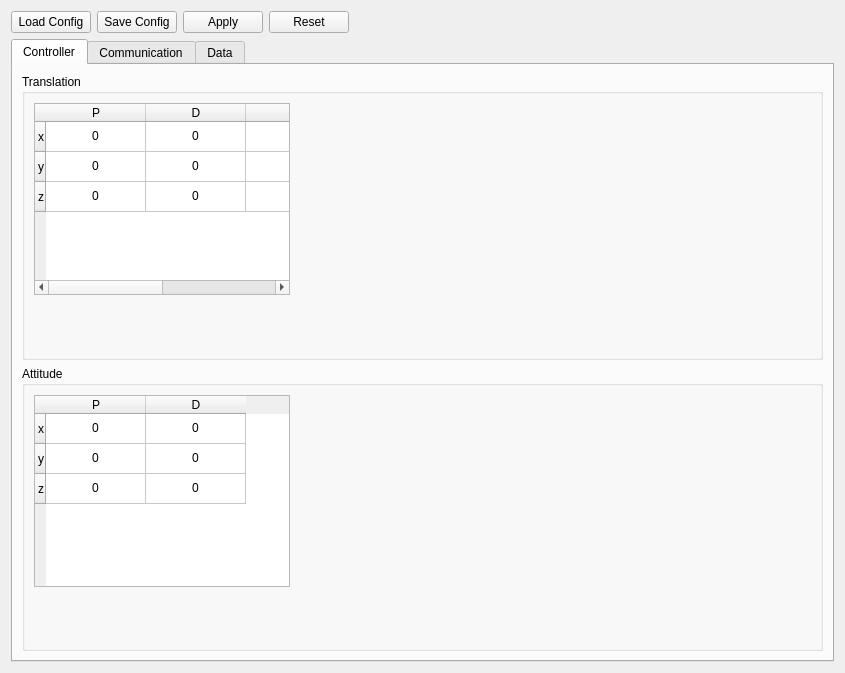
Above: Leash/src/Leash.ui from ryan0270/quadrover before the change. Below: the same form after it.
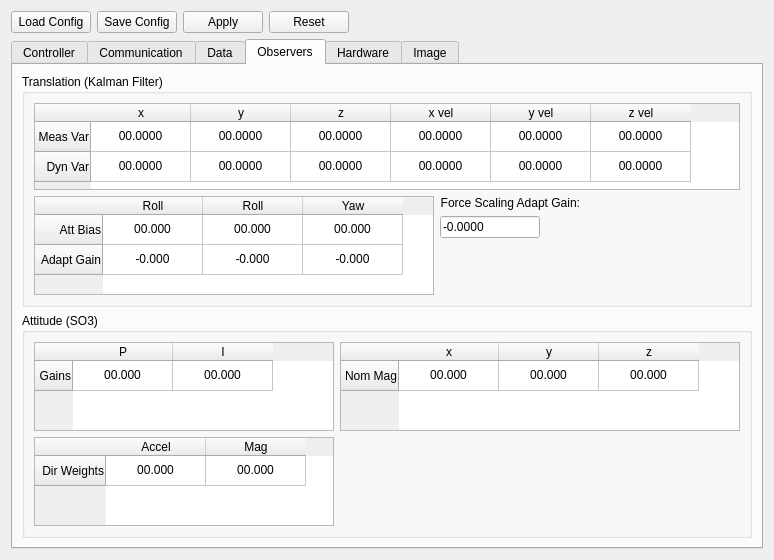
That is the form after the change. The open tabs and pages were chosen to show the change.

Commit message: Bunch of GUI updates. Stills needs work to send all the parameters to the phone

```diff
--- a/Leash/src/Leash.ui
+++ b/Leash/src/Leash.ui
@@ -6,14 +6,14 @@
    <rect>
     <x>0</x>
     <y>0</y>
-    <width>845</width>
-    <height>673</height>
+    <width>774</width>
+    <height>560</height>
    </rect>
   </property>
   <property name="windowTitle">
    <string>Form</string>
   </property>
-  <layout class="QGridLayout" name="gridLayout">
+  <layout class="QGridLayout" name="gridLayout_22">
    <item row="0" column="0">
     <widget class="QPushButton" name="btnLoadConfig">
      <property name="text">
@@ -21,6 +21,27 @@
      </property>
     </widget>
    </item>
+   <item row="0" column="1">
+    <widget class="QPushButton" name="btnSaveConfig">
+     <property name="text">
+      <string>Save Config</string>
+     </property>
+    </widget>
+   </item>
+   <item row="0" column="2">
+    <widget class="QPushButton" name="btnApply">
+     <property name="text">
+      <string>Apply</string>
+     </property>
+    </widget>
+   </item>
+   <item row="0" column="3">
+    <widget class="QPushButton" name="btnResetConfig">
+     <property name="text">
+      <string>Reset</string>
+     </property>
+    </widget>
+   </item>
    <item row="0" column="4">
     <spacer name="horizontalSpacer_5">
      <property name="orientation">
@@ -34,17 +55,10 @@
      </property>
     </spacer>
    </item>
-   <item row="0" column="1">
-    <widget class="QPushButton" name="btnSaveConfig">
-     <property name="text">
-      <string>Save Config</string>
-     </property>
-    </widget>
-   </item>
    <item row="1" column="0" colspan="5">
     <widget class="QTabWidget" name="tabWidget_2">
      <property name="currentIndex">
-      <number>0</number>
+      <number>5</number>
      </property>
      <widget class="QWidget" name="tab_4">
       <attribute name="title">
@@ -1369,20 +1383,772 @@
        </item>
       </layout>
      </widget>
-    </widget>
-   </item>
-   <item row="0" column="3">
-    <widget class="QPushButton" name="btnResetConfig">
-     <property name="text">
-      <string>Reset</string>
-     </property>
-    </widget>
-   </item>
-   <item row="0" column="2">
-    <widget class="QPushButton" name="btnApply">
-     <property name="text">
-      <string>Apply</string>
-     </property>
+     <widget class="QWidget" name="tab">
+      <attribute name="title">
+       <string>Observers</string>
+      </attribute>
+      <layout class="QGridLayout" name="gridLayout_10">
+       <item row="0" column="0">
+        <widget class="QGroupBox" name="groupBox">
+         <property name="title">
+          <string>Translation (Kalman Filter)</string>
+         </property>
+         <layout class="QGridLayout" name="gridLayout">
+          <item row="3" column="2">
+           <spacer name="horizontalSpacer_6">
+            <property name="orientation">
+             <enum>Qt::Horizontal</enum>
+            </property>
+            <property name="sizeHint" stdset="0">
+             <size>
+              <width>170</width>
+              <height>20</height>
+             </size>
+            </property>
+           </spacer>
+          </item>
+          <item row="0" column="3">
+           <spacer name="horizontalSpacer_7">
+            <property name="orientation">
+             <enum>Qt::Horizontal</enum>
+            </property>
+            <property name="sizeHint" stdset="0">
+             <size>
+              <width>3</width>
+              <height>20</height>
+             </size>
+            </property>
+           </spacer>
+          </item>
+          <item row="2" column="1">
+           <layout class="QGridLayout" name="gridLayout_11">
+            <item row="0" column="0">
+             <widget class="QLabel" name="label">
+              <property name="text">
+               <string>Force Scaling Adapt Gain:</string>
+              </property>
+              <property name="alignment">
+               <set>Qt::AlignRight|Qt::AlignTrailing|Qt::AlignVCenter</set>
+              </property>
+             </widget>
+            </item>
+            <item row="1" column="0">
+             <widget class="QLineEdit" name="txtKalmanForceGainAdaptGain">
+              <property name="maximumSize">
+               <size>
+                <width>100</width>
+                <height>16777215</height>
+               </size>
+              </property>
+              <property name="text">
+               <string>-0.0000</string>
+              </property>
+             </widget>
+            </item>
+           </layout>
+          </item>
+          <item row="2" column="0" rowspan="2">
+           <widget class="QTableWidget" name="tblKalmanAttBias">
+            <property name="minimumSize">
+             <size>
+              <width>400</width>
+              <height>87</height>
+             </size>
+            </property>
+            <row>
+             <property name="text">
+              <string>Att Bias</string>
+             </property>
+             <property name="textAlignment">
+              <set>AlignRight|AlignVCenter</set>
+             </property>
+            </row>
+            <row>
+             <property name="text">
+              <string>Adapt Gain</string>
+             </property>
+             <property name="textAlignment">
+              <set>AlignRight|AlignVCenter</set>
+             </property>
+            </row>
+            <column>
+             <property name="text">
+              <string>Roll</string>
+             </property>
+             <property name="textAlignment">
+              <set>AlignHCenter|AlignVCenter|AlignCenter</set>
+             </property>
+            </column>
+            <column>
+             <property name="text">
+              <string>Roll</string>
+             </property>
+             <property name="textAlignment">
+              <set>AlignHCenter|AlignVCenter|AlignCenter</set>
+             </property>
+            </column>
+            <column>
+             <property name="text">
+              <string>Yaw</string>
+             </property>
+             <property name="textAlignment">
+              <set>AlignHCenter|AlignVCenter|AlignCenter</set>
+             </property>
+            </column>
+            <item row="0" column="0">
+             <property name="text">
+              <string>00.000</string>
+             </property>
+             <property name="textAlignment">
+              <set>AlignHCenter|AlignVCenter|AlignCenter</set>
+             </property>
+            </item>
+            <item row="0" column="1">
+             <property name="text">
+              <string>00.000</string>
+             </property>
+             <property name="textAlignment">
+              <set>AlignHCenter|AlignVCenter|AlignCenter</set>
+             </property>
+            </item>
+            <item row="0" column="2">
+             <property name="text">
+              <string>00.000</string>
+             </property>
+             <property name="textAlignment">
+              <set>AlignHCenter|AlignVCenter|AlignCenter</set>
+             </property>
+            </item>
+            <item row="1" column="0">
+             <property name="text">
+              <string>-0.000</string>
+             </property>
+             <property name="textAlignment">
+              <set>AlignHCenter|AlignVCenter|AlignCenter</set>
+             </property>
+            </item>
+            <item row="1" column="1">
+             <property name="text">
+              <string>-0.000</string>
+             </property>
+             <property name="textAlignment">
+              <set>AlignHCenter|AlignVCenter|AlignCenter</set>
+             </property>
+            </item>
+            <item row="1" column="2">
+             <property name="text">
+              <string>-0.000</string>
+             </property>
+             <property name="textAlignment">
+              <set>AlignHCenter|AlignVCenter|AlignCenter</set>
+             </property>
+            </item>
+           </widget>
+          </item>
+          <item row="4" column="0">
+           <spacer name="verticalSpacer_7">
+            <property name="orientation">
+             <enum>Qt::Vertical</enum>
+            </property>
+            <property name="sizeHint" stdset="0">
+             <size>
+              <width>20</width>
+              <height>13</height>
+             </size>
+            </property>
+           </spacer>
+          </item>
+          <item row="0" column="0" rowspan="2" colspan="3">
+           <widget class="QTableWidget" name="tblKalmanVar">
+            <property name="minimumSize">
+             <size>
+              <width>700</width>
+              <height>87</height>
+             </size>
+            </property>
+            <row>
+             <property name="text">
+              <string>Meas Var</string>
+             </property>
+             <property name="textAlignment">
+              <set>AlignRight|AlignVCenter</set>
+             </property>
+            </row>
+            <row>
+             <property name="text">
+              <string>Dyn Var</string>
+             </property>
+             <property name="textAlignment">
+              <set>AlignRight|AlignVCenter</set>
+             </property>
+            </row>
+            <column>
+             <property name="text">
+              <string>x</string>
+             </property>
+             <property name="textAlignment">
+              <set>AlignHCenter|AlignVCenter|AlignCenter</set>
+             </property>
+            </column>
+            <column>
+             <property name="text">
+              <string>y</string>
+             </property>
+             <property name="textAlignment">
+              <set>AlignHCenter|AlignVCenter|AlignCenter</set>
+             </property>
+            </column>
+            <column>
+             <property name="text">
+              <string>z</string>
+             </property>
+             <property name="textAlignment">
+              <set>AlignHCenter|AlignVCenter|AlignCenter</set>
+             </property>
+            </column>
+            <column>
+             <property name="text">
+              <string>x vel</string>
+             </property>
+             <property name="textAlignment">
+              <set>AlignHCenter|AlignVCenter|AlignCenter</set>
+             </property>
+            </column>
+            <column>
+             <property name="text">
+              <string>y vel</string>
+             </property>
+             <property name="textAlignment">
+              <set>AlignHCenter|AlignVCenter|AlignCenter</set>
+             </property>
+            </column>
+            <column>
+             <property name="text">
+              <string>z vel</string>
+             </property>
+             <property name="textAlignment">
+              <set>AlignHCenter|AlignVCenter|AlignCenter</set>
+             </property>
+            </column>
+            <item row="0" column="0">
+             <property name="text">
+              <string>00.0000</string>
+             </property>
+             <property name="textAlignment">
+              <set>AlignHCenter|AlignVCenter|AlignCenter</set>
+             </property>
+            </item>
+            <item row="0" column="1">
+             <property name="text">
+              <string>00.0000</string>
+             </property>
+             <property name="textAlignment">
+              <set>AlignHCenter|AlignVCenter|AlignCenter</set>
+             </property>
+            </item>
+            <item row="0" column="2">
+             <property name="text">
+              <string>00.0000</string>
+             </property>
+             <property name="textAlignment">
+              <set>AlignHCenter|AlignVCenter|AlignCenter</set>
+             </property>
+            </item>
+            <item row="0" column="3">
+             <property name="text">
+              <string>00.0000</string>
+             </property>
+             <property name="textAlignment">
+              <set>AlignHCenter|AlignVCenter|AlignCenter</set>
+             </property>
+            </item>
+            <item row="0" column="4">
+             <property name="text">
+              <string>00.0000</string>
+             </property>
+             <property name="textAlignment">
+              <set>AlignHCenter|AlignVCenter|AlignCenter</set>
+             </property>
+            </item>
+            <item row="0" column="5">
+             <property name="text">
+              <string>00.0000</string>
+             </property>
+             <property name="textAlignment">
+              <set>AlignHCenter|AlignVCenter|AlignCenter</set>
+             </property>
+            </item>
+            <item row="1" column="0">
+             <property name="text">
+              <string>00.0000</string>
+             </property>
+             <property name="textAlignment">
+              <set>AlignHCenter|AlignVCenter|AlignCenter</set>
+             </property>
+            </item>
+            <item row="1" column="1">
+             <property name="text">
+              <string>00.0000</string>
+             </property>
+             <property name="textAlignment">
+              <set>AlignHCenter|AlignVCenter|AlignCenter</set>
+             </property>
+            </item>
+            <item row="1" column="2">
+             <property name="text">
+              <string>00.0000</string>
+             </property>
+             <property name="textAlignment">
+              <set>AlignHCenter|AlignVCenter|AlignCenter</set>
+             </property>
+            </item>
+            <item row="1" column="3">
+             <property name="text">
+              <string>00.0000</string>
+             </property>
+             <property name="textAlignment">
+              <set>AlignHCenter|AlignVCenter|AlignCenter</set>
+             </property>
+            </item>
+            <item row="1" column="4">
+             <property name="text">
+              <string>00.0000</string>
+             </property>
+             <property name="textAlignment">
+              <set>AlignHCenter|AlignVCenter|AlignCenter</set>
+             </property>
+            </item>
+            <item row="1" column="5">
+             <property name="text">
+              <string>00.0000</string>
+             </property>
+             <property name="textAlignment">
+              <set>AlignHCenter|AlignVCenter|AlignCenter</set>
+             </property>
+            </item>
+           </widget>
+          </item>
+          <item row="3" column="1">
+           <spacer name="verticalSpacer_8">
+            <property name="orientation">
+             <enum>Qt::Vertical</enum>
+            </property>
+            <property name="sizeHint" stdset="0">
+             <size>
+              <width>20</width>
+              <height>36</height>
+             </size>
+            </property>
+           </spacer>
+          </item>
+         </layout>
+        </widget>
+       </item>
+       <item row="1" column="0">
+        <widget class="QGroupBox" name="groupBox_2">
+         <property name="title">
+          <string>Attitude (SO3)</string>
+         </property>
+         <layout class="QGridLayout" name="gridLayout_8">
+          <item row="1" column="0">
+           <widget class="QTableWidget" name="tblAttObsvDirWeights">
+            <row>
+             <property name="text">
+              <string>Dir Weights</string>
+             </property>
+             <property name="textAlignment">
+              <set>AlignRight|AlignVCenter</set>
+             </property>
+            </row>
+            <column>
+             <property name="text">
+              <string>Accel</string>
+             </property>
+             <property name="textAlignment">
+              <set>AlignHCenter|AlignVCenter|AlignCenter</set>
+             </property>
+            </column>
+            <column>
+             <property name="text">
+              <string>Mag</string>
+             </property>
+             <property name="textAlignment">
+              <set>AlignHCenter|AlignVCenter|AlignCenter</set>
+             </property>
+            </column>
+            <item row="0" column="0">
+             <property name="text">
+              <string>00.000</string>
+             </property>
+             <property name="textAlignment">
+              <set>AlignHCenter|AlignVCenter|AlignCenter</set>
+             </property>
+            </item>
+            <item row="0" column="1">
+             <property name="text">
+              <string>00.000</string>
+             </property>
+             <property name="textAlignment">
+              <set>AlignHCenter|AlignVCenter|AlignCenter</set>
+             </property>
+            </item>
+           </widget>
+          </item>
+          <item row="0" column="1" colspan="2">
+           <widget class="QTableWidget" name="tblAttObsvNomMag">
+            <property name="minimumSize">
+             <size>
+              <width>400</width>
+              <height>0</height>
+             </size>
+            </property>
+            <row>
+             <property name="text">
+              <string>Nom Mag</string>
+             </property>
+             <property name="textAlignment">
+              <set>AlignRight|AlignVCenter</set>
+             </property>
+            </row>
+            <column>
+             <property name="text">
+              <string>x</string>
+             </property>
+             <property name="textAlignment">
+              <set>AlignHCenter|AlignVCenter|AlignCenter</set>
+             </property>
+            </column>
+            <column>
+             <property name="text">
+              <string>y</string>
+             </property>
+             <property name="textAlignment">
+              <set>AlignHCenter|AlignVCenter|AlignCenter</set>
+             </property>
+            </column>
+            <column>
+             <property name="text">
+              <string>z</string>
+             </property>
+             <property name="textAlignment">
+              <set>AlignHCenter|AlignVCenter|AlignCenter</set>
+             </property>
+            </column>
+            <item row="0" column="0">
+             <property name="text">
+              <string>00.000</string>
+             </property>
+             <property name="textAlignment">
+              <set>AlignHCenter|AlignVCenter|AlignCenter</set>
+             </property>
+            </item>
+            <item row="0" column="1">
+             <property name="text">
+              <string>00.000</string>
+             </property>
+             <property name="textAlignment">
+              <set>AlignHCenter|AlignVCenter|AlignCenter</set>
+             </property>
+            </item>
+            <item row="0" column="2">
+             <property name="text">
+              <string>00.000</string>
+             </property>
+             <property name="textAlignment">
+              <set>AlignHCenter|AlignVCenter|AlignCenter</set>
+             </property>
+            </item>
+           </widget>
+          </item>
+          <item row="0" column="0">
+           <widget class="QTableWidget" name="tblAttObsvGains">
+            <property name="minimumSize">
+             <size>
+              <width>300</width>
+              <height>0</height>
+             </size>
+            </property>
+            <row>
+             <property name="text">
+              <string>Gains</string>
+             </property>
+             <property name="textAlignment">
+              <set>AlignRight|AlignVCenter</set>
+             </property>
+            </row>
+            <column>
+             <property name="text">
+              <string>P</string>
+             </property>
+             <property name="textAlignment">
+              <set>AlignHCenter|AlignVCenter|AlignCenter</set>
+             </property>
+            </column>
+            <column>
+             <property name="text">
+              <string>I</string>
+             </property>
+             <property name="textAlignment">
+              <set>AlignHCenter|AlignVCenter|AlignCenter</set>
+             </property>
+            </column>
+            <item row="0" column="0">
+             <property name="text">
+              <string>00.000</string>
+             </property>
+             <property name="textAlignment">
+              <set>AlignHCenter|AlignVCenter|AlignCenter</set>
+             </property>
+            </item>
+            <item row="0" column="1">
+             <property name="text">
+              <string>00.000</string>
+             </property>
+             <property name="textAlignment">
+              <set>AlignHCenter|AlignVCenter|AlignCenter</set>
+             </property>
+            </item>
+           </widget>
+          </item>
+          <item row="2" column="1">
+           <spacer name="verticalSpacer_9">
+            <property name="orientation">
+             <enum>Qt::Vertical</enum>
+            </property>
+            <property name="sizeHint" stdset="0">
+             <size>
+              <width>20</width>
+              <height>5</height>
+             </size>
+            </property>
+           </spacer>
+          </item>
+          <item row="0" column="3">
+           <spacer name="horizontalSpacer_9">
+            <property name="orientation">
+             <enum>Qt::Horizontal</enum>
+            </property>
+            <property name="sizeHint" stdset="0">
+             <size>
+              <width>40</width>
+              <height>20</height>
+             </size>
+            </property>
+           </spacer>
+          </item>
+         </layout>
+        </widget>
+       </item>
+      </layout>
+     </widget>
+     <widget class="QWidget" name="tab_2">
+      <attribute name="title">
+       <string>Hardware</string>
+      </attribute>
+      <layout class="QGridLayout" name="gridLayout_21">
+       <item row="0" column="1">
+        <spacer name="horizontalSpacer_16">
+         <property name="orientation">
+          <enum>Qt::Horizontal</enum>
+         </property>
+         <property name="sizeHint" stdset="0">
+          <size>
+           <width>464</width>
+           <height>20</height>
+          </size>
+         </property>
+        </spacer>
+       </item>
+       <item row="1" column="0">
+        <spacer name="verticalSpacer_19">
+         <property name="orientation">
+          <enum>Qt::Vertical</enum>
+         </property>
+         <property name="sizeHint" stdset="0">
+          <size>
+           <width>20</width>
+           <height>361</height>
+          </size>
+         </property>
+        </spacer>
+       </item>
+       <item row="0" column="0">
+        <layout class="QFormLayout" name="formLayout">
+         <item row="0" column="0">
+          <widget class="QLabel" name="label_7">
+           <property name="maximumSize">
+            <size>
+             <width>200</width>
+             <height>16777215</height>
+            </size>
+           </property>
+           <property name="text">
+            <string>Motor Force Gain (N/cmd)</string>
+           </property>
+           <property name="alignment">
+            <set>Qt::AlignRight|Qt::AlignTrailing|Qt::AlignVCenter</set>
+           </property>
+          </widget>
+         </item>
+         <item row="0" column="1">
+          <widget class="QLineEdit" name="txtMotorForceGain">
+           <property name="maximumSize">
+            <size>
+             <width>50</width>
+             <height>16777215</height>
+            </size>
+           </property>
+           <property name="text">
+            <string>0.000</string>
+           </property>
+          </widget>
+         </item>
+         <item row="1" column="0">
+          <widget class="QLabel" name="label_36">
+           <property name="maximumSize">
+            <size>
+             <width>200</width>
+             <height>16777215</height>
+            </size>
+           </property>
+           <property name="text">
+            <string>Motor Torque Gain (Nm/cmd)</string>
+           </property>
+           <property name="alignment">
+            <set>Qt::AlignRight|Qt::AlignTrailing|Qt::AlignVCenter</set>
+           </property>
+          </widget>
+         </item>
+         <item row="1" column="1">
+          <widget class="QLineEdit" name="txtMotorTorqueGain">
+           <property name="maximumSize">
+            <size>
+             <width>50</width>
+             <height>16777215</height>
+            </size>
+           </property>
+           <property name="text">
+            <string>0.000</string>
+           </property>
+          </widget>
+         </item>
+         <item row="2" column="0">
+          <widget class="QLabel" name="label_38">
+           <property name="maximumSize">
+            <size>
+             <width>200</width>
+             <height>16777215</height>
+            </size>
+           </property>
+           <property name="text">
+            <string>Motor Arm Length (mm)</string>
+           </property>
+           <property name="alignment">
+            <set>Qt::AlignRight|Qt::AlignTrailing|Qt::AlignVCenter</set>
+           </property>
+          </widget>
+         </item>
+         <item row="2" column="1">
+          <widget class="QLineEdit" name="txtMotorArmLength">
+           <property name="maximumSize">
+            <size>
+             <width>50</width>
+             <height>16777215</height>
+            </size>
+           </property>
+           <property name="text">
+            <string>000</string>
+           </property>
+          </widget>
+         </item>
+         <item row="3" column="0">
+          <widget class="QLabel" name="label_37">
+           <property name="maximumSize">
+            <size>
+             <width>200</width>
+             <height>16777215</height>
+            </size>
+           </property>
+           <property name="text">
+            <string>Total mass (kg)</string>
+           </property>
+           <property name="alignment">
+            <set>Qt::AlignRight|Qt::AlignTrailing|Qt::AlignVCenter</set>
+           </property>
+          </widget>
+         </item>
+         <item row="3" column="1">
+          <widget class="QLineEdit" name="txtTotalMass">
+           <property name="maximumSize">
+            <size>
+             <width>50</width>
+             <height>16777215</height>
+            </size>
+           </property>
+           <property name="text">
+            <string>0.000</string>
+           </property>
+          </widget>
+         </item>
+        </layout>
+       </item>
+      </layout>
+     </widget>
+     <widget class="QWidget" name="tab_11">
+      <attribute name="title">
+       <string>Image</string>
+      </attribute>
+      <layout class="QGridLayout" name="gridLayout_23">
+       <item row="0" column="0">
+        <widget class="QLabel" name="lblImageDisplay">
+         <property name="sizePolicy">
+          <sizepolicy hsizetype="Expanding" vsizetype="Expanding">
+           <horstretch>0</horstretch>
+           <verstretch>0</verstretch>
+          </sizepolicy>
+         </property>
+         <property name="baseSize">
+          <size>
+           <width>320</width>
+           <height>240</height>
+          </size>
+         </property>
+         <property name="text">
+          <string>No image</string>
+         </property>
+         <property name="alignment">
+          <set>Qt::AlignCenter</set>
+         </property>
+        </widget>
+       </item>
+       <item row="0" column="1">
+        <spacer name="horizontalSpacer_17">
+         <property name="orientation">
+          <enum>Qt::Horizontal</enum>
+         </property>
+         <property name="sizeHint" stdset="0">
+          <size>
+           <width>361</width>
+           <height>20</height>
+          </size>
+         </property>
+        </spacer>
+       </item>
+       <item row="1" column="0">
+        <spacer name="verticalSpacer_20">
+         <property name="orientation">
+          <enum>Qt::Vertical</enum>
+         </property>
+         <property name="sizeHint" stdset="0">
+          <size>
+           <width>20</width>
+           <height>229</height>
+          </size>
+         </property>
+        </spacer>
+       </item>
+      </layout>
+     </widget>
     </widget>
    </item>
   </layout>
```
The commit also changes 4 other files.
